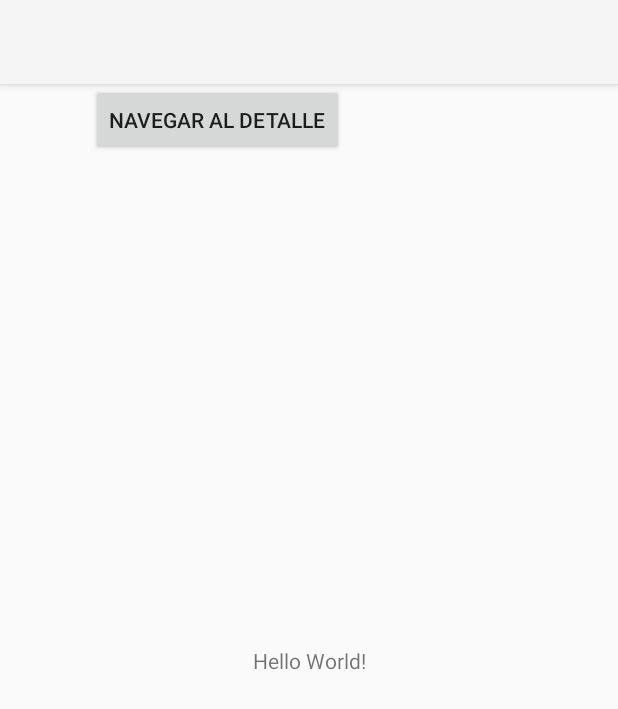
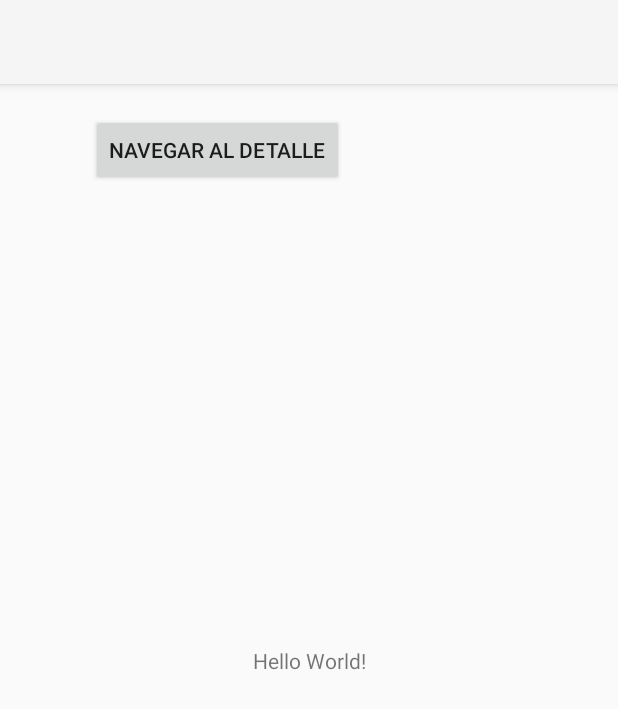
Before and after one commit to PabloTeix/DI, an Android app: the screen it shows after launch (CatalogActivity), on a phone screen of 412 x 824 dp. Shown: the top 709 px of the screen. Run offline under Robolectric (Android 15) with nearby library versions, the phone set to English and light mode, and no system bars.

Commit message:
ejercicio 2 corregido

```diff
--- a/sprint3android/app/src/main/java/com/example/mycatalog/DetailActivity.java
+++ b/sprint3android/app/src/main/java/com/example/mycatalog/DetailActivity.java
@@ -14,7 +14,7 @@ public class DetailActivity extends AppCompatActivity {
     protected void onCreate(Bundle savedInstanceState) {
         super.onCreate(savedInstanceState);
         EdgeToEdge.enable(this);
-        setContentView(R.layout.activity_detail);
+        setContentView(R.layout.detail_activity);
         ViewCompat.setOnApplyWindowInsetsListener(findViewById(R.id.main), (v, insets) -> {
             Insets systemBars = insets.getInsets(WindowInsetsCompat.Type.systemBars());
             v.setPadding(systemBars.left, systemBars.top, systemBars.right, systemBars.bottom);
--- a/sprint3android/app/src/main/res/layout/catalog_activity.xml
+++ b/sprint3android/app/src/main/res/layout/catalog_activity.xml
@@ -20,11 +20,12 @@
         android:id="@+id/button_navegar_detalle"
         android:layout_width="wrap_content"
         android:layout_height="wrap_content"
+        android:layout_marginTop="20dp"
         android:text="Navegar al detalle"
         app:layout_constraintEnd_toEndOf="parent"
         app:layout_constraintHorizontal_bias="0.25"
         app:layout_constraintStart_toStartOf="parent"
-        app:layout_goneMarginBottom="20dp"
-        app:layout_constraintTop_toTopOf="parent" />
+        app:layout_constraintTop_toTopOf="parent"
+         />
 
 </androidx.constraintlayout.widget.ConstraintLayout>
```
Also changed, not shown: sprint3android/app/src/main/res/layout/detail_activity.xml (line endings or trailing spaces).
